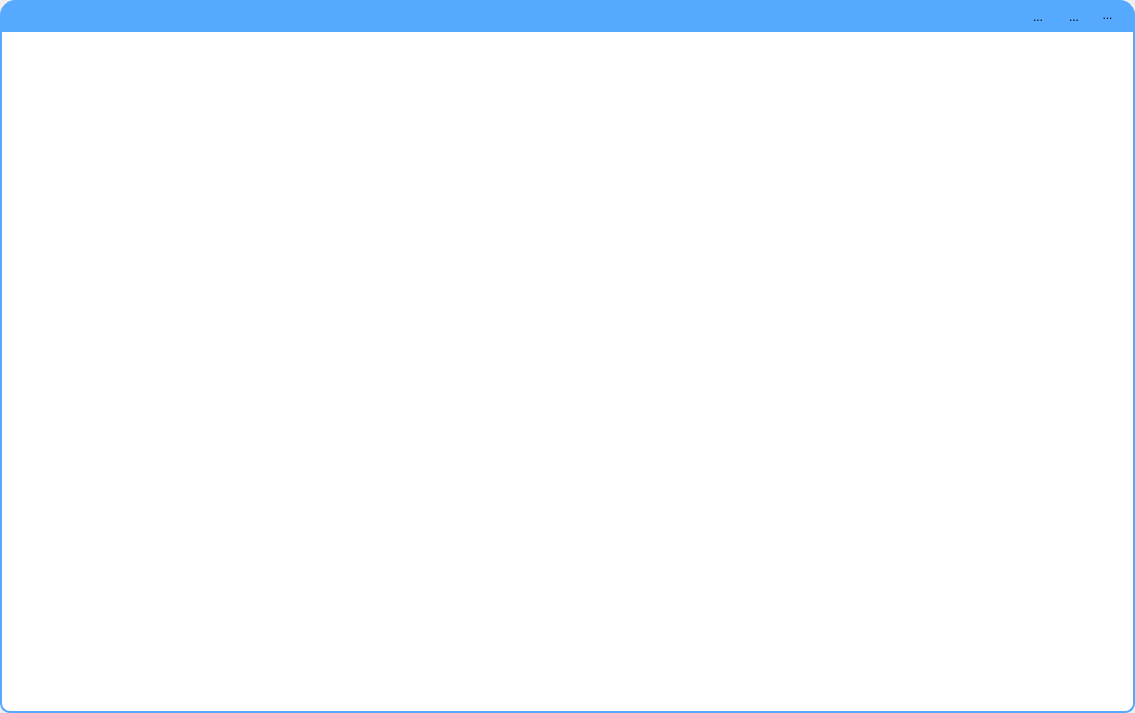
First picture: the form in qui/mainui.ui, repository KeyboardMan1996/qssEditer, before the edit.
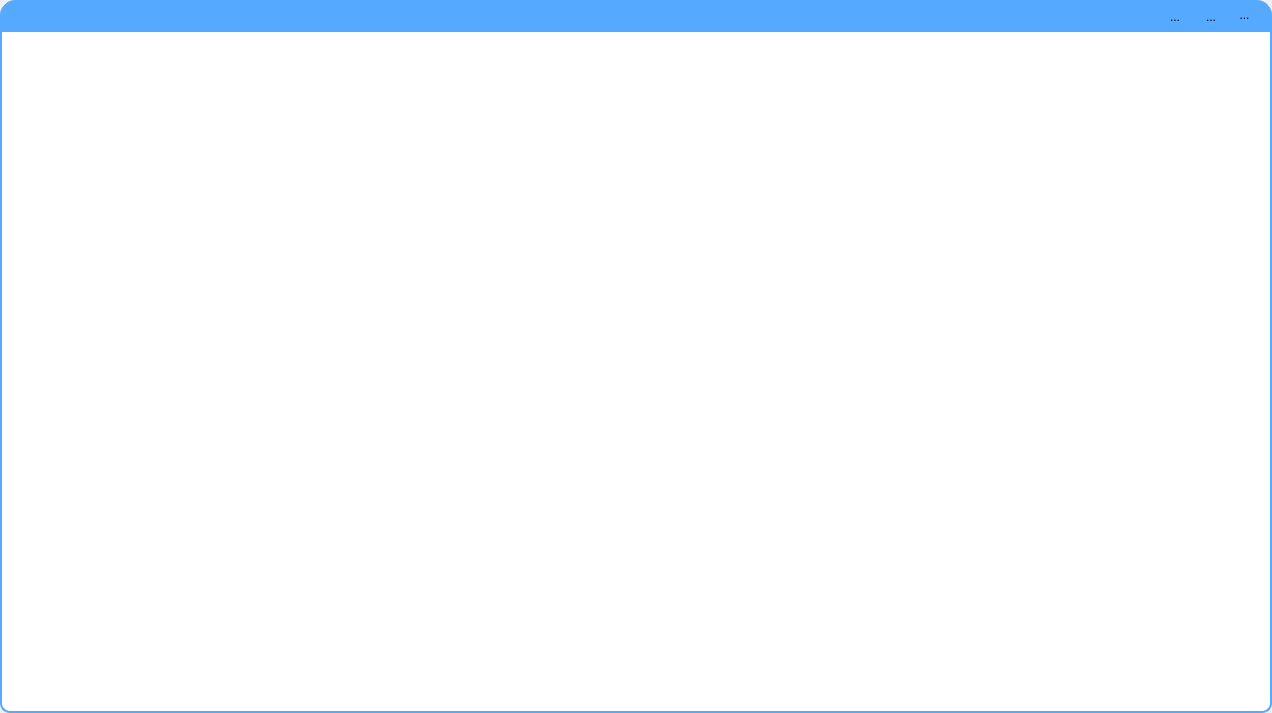
Second picture: the form after the edit. Icons and pictures are not drawn.

```diff
--- a/qui/mainui.ui
+++ b/qui/mainui.ui
@@ -6,7 +6,7 @@
    <rect>
     <x>0</x>
     <y>0</y>
-    <width>1135</width>
+    <width>1272</width>
     <height>713</height>
    </rect>
   </property>
```
